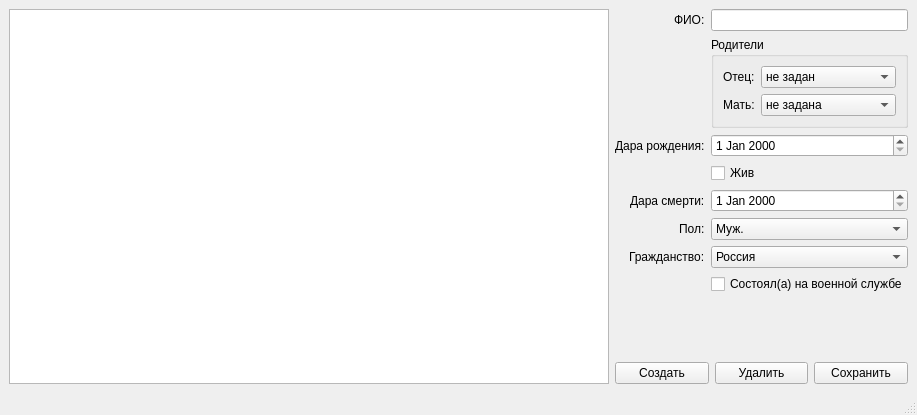
Old version of the form mainwindow.ui in the repository AnserrrR/FamilyTreeOP.
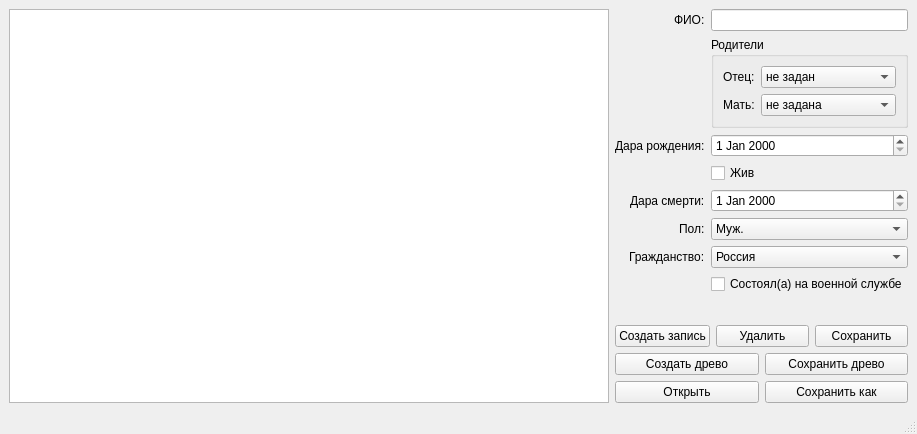
New version of the form.

```diff
--- a/mainwindow.ui
+++ b/mainwindow.ui
@@ -6,8 +6,8 @@
    <rect>
     <x>0</x>
     <y>0</y>
-    <width>907</width>
-    <height>415</height>
+    <width>901</width>
+    <height>434</height>
    </rect>
   </property>
   <property name="minimumSize">
@@ -23,7 +23,7 @@
    <bool>false</bool>
   </property>
   <widget class="QWidget" name="centralwidget">
-   <layout class="QVBoxLayout" name="verticalLayout_2">
+   <layout class="QHBoxLayout" name="horizontalLayout">
     <item>
      <layout class="QHBoxLayout" name="horizontalLayout_3">
       <item>
@@ -222,7 +222,7 @@
           <item>
            <widget class="QPushButton" name="pushButtonCreate">
             <property name="text">
-             <string>Создать</string>
+             <string>Создать запись</string>
             </property>
            </widget>
           </item>
@@ -242,6 +242,38 @@
           </item>
          </layout>
         </item>
+        <item>
+         <layout class="QGridLayout" name="gridLayout">
+          <item row="0" column="0">
+           <widget class="QPushButton" name="createDbButton">
+            <property name="text">
+             <string>Создать древо</string>
+            </property>
+           </widget>
+          </item>
+          <item row="0" column="1">
+           <widget class="QPushButton" name="saveDbButton">
+            <property name="text">
+             <string>Сохранить древо</string>
+            </property>
+           </widget>
+          </item>
+          <item row="1" column="0">
+           <widget class="QPushButton" name="openDbButton">
+            <property name="text">
+             <string>Открыть</string>
+            </property>
+           </widget>
+          </item>
+          <item row="1" column="1">
+           <widget class="QPushButton" name="saveAsDbButton">
+            <property name="text">
+             <string>Сохранить как</string>
+            </property>
+           </widget>
+          </item>
+         </layout>
+        </item>
        </layout>
       </item>
      </layout>
```
Left out of the diff: 2 changed lines with no effect on the pictures.
